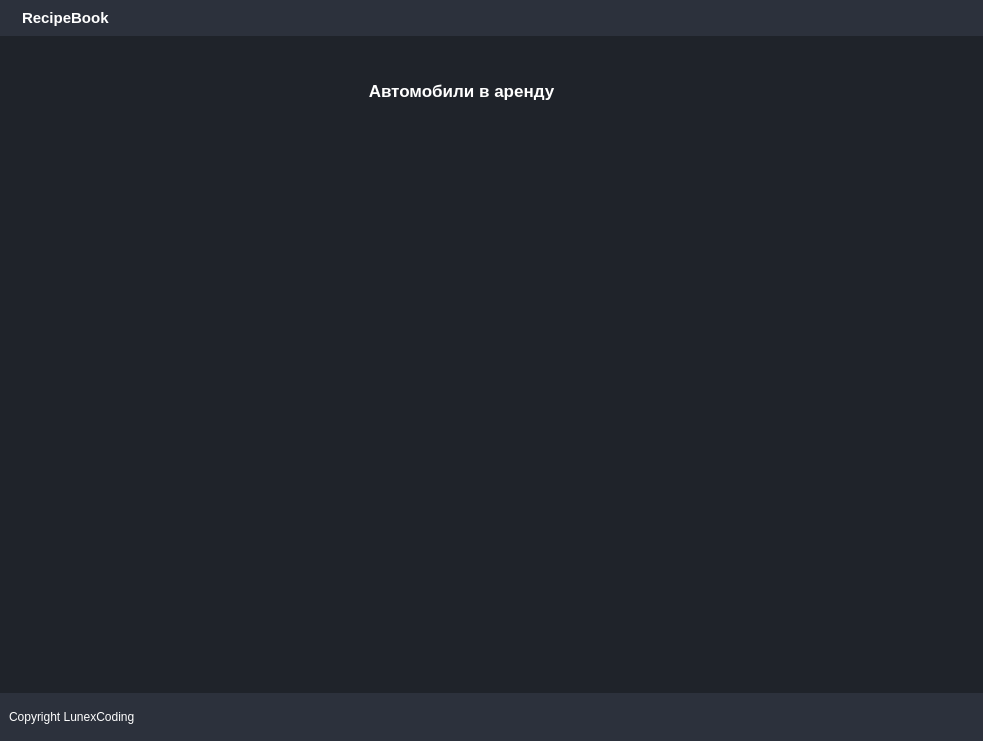
LunexCoding/CarRental, file forms/interface.ui: the form before one commit.
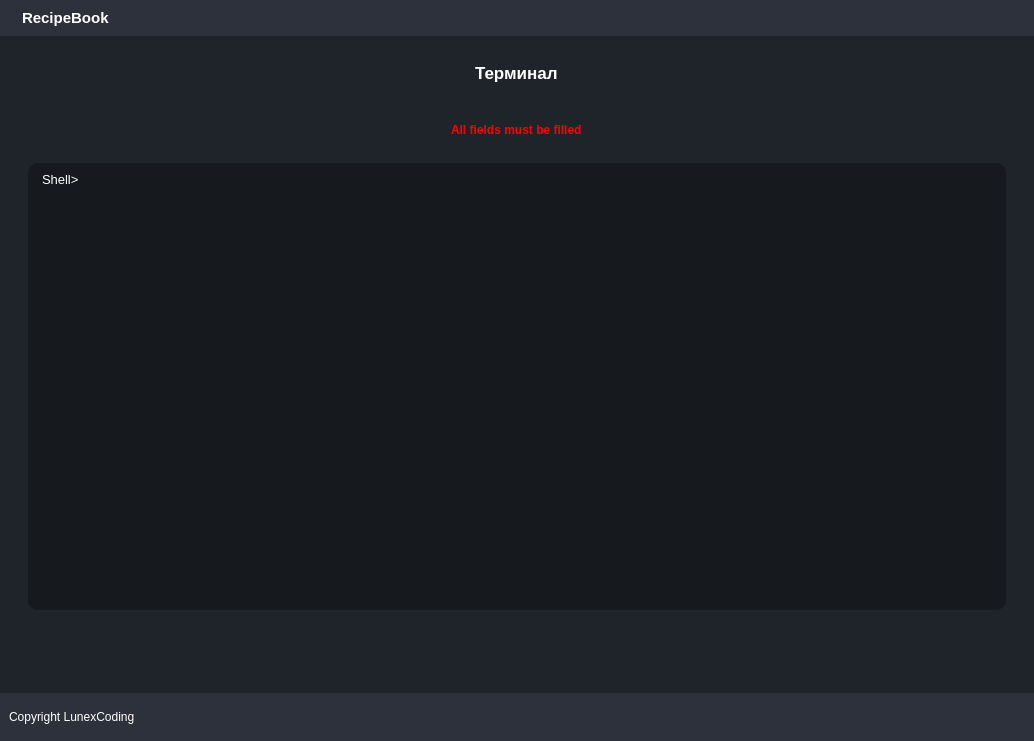
The form after the commit. The open tabs and pages were chosen to show the change. Icons and pictures are not drawn. Custom widgets are drawn as their Qt base class.

Patch:
```diff
--- a/forms/interface.ui
+++ b/forms/interface.ui
@@ -6,7 +6,7 @@
    <rect>
     <x>0</x>
     <y>0</y>
-    <width>983</width>
+    <width>1034</width>
     <height>741</height>
    </rect>
   </property>
@@ -558,7 +558,7 @@
                      <rect>
                       <x>0</x>
                       <y>0</y>
-                      <width>927</width>
+                      <width>978</width>
                       <height>530</height>
                      </rect>
                     </property>
@@ -1174,6 +1174,177 @@
                  </item>
                 </layout>
                </widget>
+               <widget class="QWidget" name="pageShell">
+                <layout class="QVBoxLayout" name="verticalLayout_2">
+                 <item>
+                  <widget class="QFrame" name="frame_13">
+                   <property name="maximumSize">
+                    <size>
+                     <width>16777215</width>
+                     <height>100</height>
+                    </size>
+                   </property>
+                   <property name="frameShape">
+                    <enum>QFrame::StyledPanel</enum>
+                   </property>
+                   <property name="frameShadow">
+                    <enum>QFrame::Raised</enum>
+                   </property>
+                   <layout class="QVBoxLayout" name="verticalLayout_27">
+                    <property name="spacing">
+                     <number>0</number>
+                    </property>
+                    <property name="leftMargin">
+                     <number>0</number>
+                    </property>
+                    <property name="topMargin">
+                     <number>0</number>
+                    </property>
+                    <property name="rightMargin">
+                     <number>0</number>
+                    </property>
+                    <property name="bottomMargin">
+                     <number>0</number>
+                    </property>
+                    <item alignment="Qt::AlignHCenter|Qt::AlignVCenter">
+                     <widget class="QLabel" name="label_17">
+                      <property name="font">
+                       <font>
+                        <pointsize>13</pointsize>
+                        <weight>75</weight>
+                        <bold>true</bold>
+                       </font>
+                      </property>
+                      <property name="text">
+                       <string>Терминал</string>
+                      </property>
+                     </widget>
+                    </item>
+                    <item>
+                     <widget class="QFrame" name="frame_9">
+                      <property name="minimumSize">
+                       <size>
+                        <width>0</width>
+                        <height>30</height>
+                       </size>
+                      </property>
+                      <property name="frameShape">
+                       <enum>QFrame::StyledPanel</enum>
+                      </property>
+                      <property name="frameShadow">
+                       <enum>QFrame::Raised</enum>
+                      </property>
+                      <layout class="QVBoxLayout" name="verticalLayout_7">
+                       <property name="spacing">
+                        <number>0</number>
+                       </property>
+                       <property name="leftMargin">
+                        <number>0</number>
+                       </property>
+                       <property name="topMargin">
+                        <number>40</number>
+                       </property>
+                       <property name="rightMargin">
+                        <number>0</number>
+                       </property>
+                       <property name="bottomMargin">
+                        <number>20</number>
+                       </property>
+                       <item alignment="Qt::AlignHCenter">
+                        <widget class="QLabel" name="labelErrorShell">
+                         <property name="font">
+                          <font>
+                           <weight>75</weight>
+                           <italic>false</italic>
+                           <bold>true</bold>
+                           <underline>false</underline>
+                          </font>
+                         </property>
+                         <property name="styleSheet">
+                          <string notr="true">color: red</string>
+                         </property>
+                         <property name="text">
+                          <string>All fields must be filled</string>
+                         </property>
+                        </widget>
+                       </item>
+                      </layout>
+                     </widget>
+                    </item>
+                   </layout>
+                  </widget>
+                 </item>
+                 <item>
+                  <widget class="QTextEdit" name="inputCommand">
+                   <property name="html">
+                    <string>&lt;!DOCTYPE HTML PUBLIC &quot;-//W3C//DTD HTML 4.0//EN&quot; &quot;http://www.w3.org/TR/REC-html40/strict.dtd&quot;&gt;
+&lt;html&gt;&lt;head&gt;&lt;meta name=&quot;qrichtext&quot; content=&quot;1&quot; /&gt;&lt;style type=&quot;text/css&quot;&gt;
+p, li { white-space: pre-wrap; }
+&lt;/style&gt;&lt;/head&gt;&lt;body style=&quot; font-family:'MS Shell Dlg 2'; font-size:8.25pt; font-weight:400; font-style:normal;&quot;&gt;
+&lt;p style=&quot; margin-top:0px; margin-bottom:0px; margin-left:0px; margin-right:0px; -qt-block-indent:0; text-indent:0px;&quot;&gt;&lt;span style=&quot; font-size:10pt;&quot;&gt;Shell&amp;gt;&lt;/span&gt;&lt;/p&gt;&lt;/body&gt;&lt;/html&gt;</string>
+                   </property>
+                  </widget>
+                 </item>
+                 <item alignment="Qt::AlignVCenter">
+                  <widget class="QFrame" name="frame_15">
+                   <property name="frameShape">
+                    <enum>QFrame::StyledPanel</enum>
+                   </property>
+                   <property name="frameShadow">
+                    <enum>QFrame::Raised</enum>
+                   </property>
+                   <layout class="QVBoxLayout" name="verticalLayout_4">
+                    <item alignment="Qt::AlignHCenter|Qt::AlignVCenter">
+                     <widget class="QFrame" name="frame_17">
+                      <property name="frameShape">
+                       <enum>QFrame::StyledPanel</enum>
+                      </property>
+                      <property name="frameShadow">
+                       <enum>QFrame::Raised</enum>
+                      </property>
+                      <layout class="QHBoxLayout" name="horizontalLayout_9">
+                       <item>
+                        <widget class="QPushButton" name="executeBtn">
+                         <property name="text">
+                          <string/>
+                         </property>
+                         <property name="icon">
+                          <iconset resource="../resources.qrc">
+                           <normaloff>:/icons/zap.svg</normaloff>:/icons/zap.svg</iconset>
+                         </property>
+                         <property name="iconSize">
+                          <size>
+                           <width>24</width>
+                           <height>24</height>
+                          </size>
+                         </property>
+                        </widget>
+                       </item>
+                       <item>
+                        <widget class="QPushButton" name="home1Btn">
+                         <property name="text">
+                          <string/>
+                         </property>
+                         <property name="icon">
+                          <iconset resource="../resources.qrc">
+                           <normaloff>:/icons/home.svg</normaloff>:/icons/home.svg</iconset>
+                         </property>
+                         <property name="iconSize">
+                          <size>
+                           <width>24</width>
+                           <height>24</height>
+                          </size>
+                         </property>
+                        </widget>
+                       </item>
+                      </layout>
+                     </widget>
+                    </item>
+                   </layout>
+                  </widget>
+                 </item>
+                </layout>
+               </widget>
               </widget>
              </item>
             </layout>
```
Left out of the diff: 2 changed lines with no effect on the pictures.
